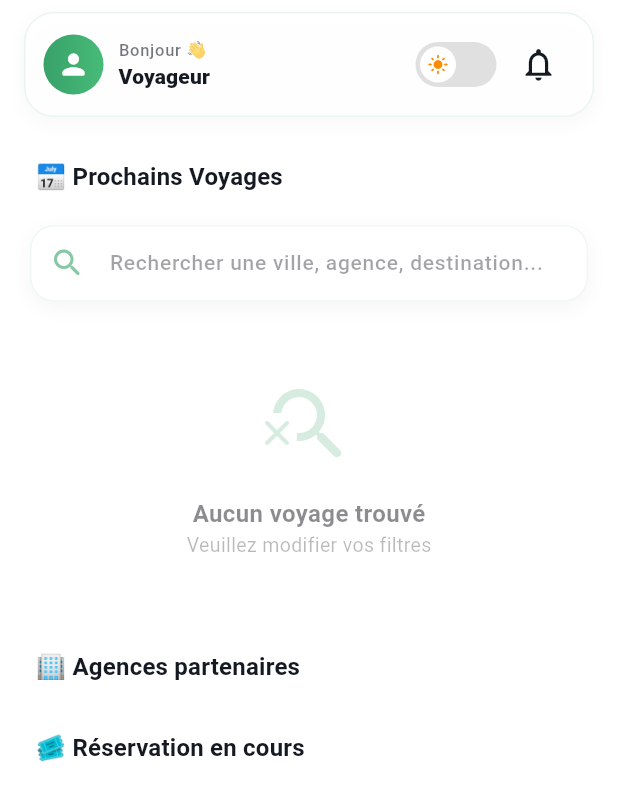
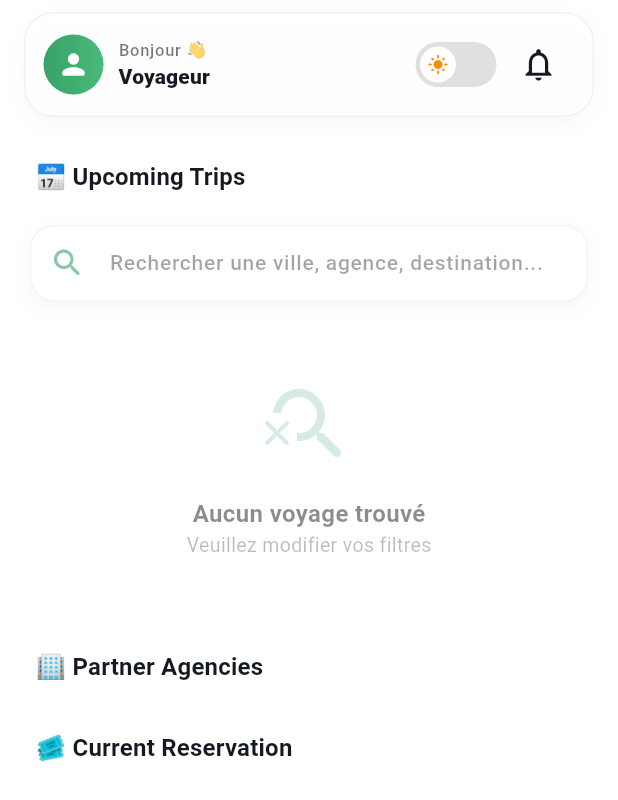
Before and after one commit to Blackcodeur2/gev_flutter, a Flutter app: the HomePage screen opened directly, on a phone screen of 412 x 824 dp. Shown: the top 800 px of the screen. Run offline on Flutter 3.47's test engine with Material 3 defaults, Android fonts, the phone set to English and light mode, and no system bars; our stand-ins replace app_links, carousel_slider, dio, file_picker, flutter_riverpod, flutter_secure_storage and 8 more; accounts and stored records are empty; network calls fail.

Commit message:
internationnalisation home

```diff
--- a/lib/app/screens/home/categorie.dart
+++ b/lib/app/screens/home/categorie.dart
@@ -1,4 +1,5 @@
 import 'package:flutter/material.dart';
+import 'package:camer_trip/l10n/app_localizations.dart';
 
 class CategoryItem extends StatelessWidget {
   final IconData icon;
@@ -15,9 +16,10 @@ class CategoryItem extends StatelessWidget {
   Widget build(BuildContext context) {
     return InkWell(
       onTap: () {
+        final localizations = AppLocalizations.of(context);
         ScaffoldMessenger.of(context).showSnackBar(
           SnackBar(
-            content: Text('Filtre par type de trajet "$label" bientôt disponible ! 🚌'),
+            content: Text(localizations?.filterTypeTripComingSoon(label) ?? 'Filtre par type de trajet "$label" bientôt disponible ! 🚌'),
             behavior: SnackBarBehavior.floating,
             duration: const Duration(seconds: 2),
           ),
--- a/lib/app/screens/home/home_page.dart
+++ b/lib/app/screens/home/home_page.dart
@@ -16,6 +16,7 @@ import 'package:camer_trip/app/services/providers.dart';
 import 'package:camer_trip/app/services/trip_filter_provider.dart';
 import 'package:flutter/material.dart';
 import 'package:flutter_riverpod/flutter_riverpod.dart';
+import 'package:camer_trip/l10n/app_localizations.dart';
 
 class HomePage extends ConsumerStatefulWidget {
   const HomePage({super.key});
@@ -54,6 +55,7 @@ class _HomePageState extends ConsumerState<HomePage>
   Widget build(BuildContext context) {
     final theme = Theme.of(context);
     final cs = theme.colorScheme;
+    final localizations = AppLocalizations.of(context);
     final userAsync = ref.watch(currentUserProvider);
     final promosAsync = ref.watch(promosProvider);
     final agencesAsync = ref.watch(agencesProvider);
@@ -91,7 +93,7 @@ class _HomePageState extends ConsumerState<HomePage>
 
                 SliverToBoxAdapter(
                   child: SectionTitle(
-                    title: '📅 Prochains Voyages',
+                    title: localizations?.upcomingTripsTitle ?? '📅 Prochains Voyages',
                     action: '',
                   ),
                 ),
@@ -100,7 +102,7 @@ class _HomePageState extends ConsumerState<HomePage>
 
                 SliverToBoxAdapter(
                   child: SectionTitle(
-                    title: '🏢 Agences partenaires',
+                    title: localizations?.partnerAgenciesTitle ?? '🏢 Agences partenaires',
                     action: '',
                   ),
                 ),
@@ -112,7 +114,7 @@ class _HomePageState extends ConsumerState<HomePage>
 
                 SliverToBoxAdapter(
                   child: SectionTitle(
-                    title: '🎟️ Réservation en cours',
+                    title: localizations?.currentReservationsTitle ?? '🎟️ Réservation en cours',
                     action: '',
                   ),
                 ),
--- a/lib/app/screens/home/list_agence.dart
+++ b/lib/app/screens/home/list_agence.dart
@@ -3,6 +3,7 @@ import 'package:camer_trip/app/config/const_config.dart';
 import 'package:camer_trip/app/models/ag_model.dart';
 import 'package:flutter/material.dart';
 import 'package:go_router/go_router.dart';
+import 'package:camer_trip/l10n/app_localizations.dart';
 
 class AgenceListItem extends StatelessWidget {
   final Agence agence;
@@ -83,7 +84,7 @@ class AgenceListItem extends StatelessWidget {
                       ),
                       const SizedBox(height: 2),
                       Text(
-                        '${agence.stations.length} gares • Réseau National',
+                        AppLocalizations.of(context)?.stationsCountNational(agence.stations.length) ?? '${agence.stations.length} gares • Réseau National',
                         style: TextStyle(
                           fontSize: 12,
                           color: cs.onSurface.withOpacity(0.5),
--- a/lib/l10n/app_localizations.dart
+++ b/lib/l10n/app_localizations.dart
@@ -673,6 +673,102 @@ abstract class AppLocalizations {
   /// In en, this message translates to:
   /// **'Change email'**
   String get changeEmail;
+
+  /// No description provided for @emailVerifiedViaLink.
+  ///
+  /// In en, this message translates to:
+  /// **'Email successfully verified via link!'**
+  String get emailVerifiedViaLink;
+
+  /// No description provided for @invalidLink.
+  ///
+  /// In en, this message translates to:
+  /// **'Invalid link'**
+  String get invalidLink;
+
+  /// No description provided for @emailVerifiedSuccess.
+  ///
+  /// In en, this message translates to:
+  /// **'Email successfully verified!'**
+  String get emailVerifiedSuccess;
+
+  /// No description provided for @invalidCode.
+  ///
+  /// In en, this message translates to:
+  /// **'Invalid code'**
+  String get invalidCode;
+
+  /// No description provided for @codeResent.
+  ///
+  /// In en, this message translates to:
+  /// **'Code resent'**
+  String get codeResent;
+
+  /// No description provided for @verificationTitle.
+  ///
+  /// In en, this message translates to:
+  /// **'Verification'**
+  String get verificationTitle;
+
+  /// No description provided for @checkYourInbox.
+  ///
+  /// In en, this message translates to:
+  /// **'Check your inbox'**
+  String get checkYourInbox;
+
+  /// No description provided for @codeSentMessage.
+  ///
+  /// In en, this message translates to:
+  /// **'We sent a verification code to {email}. Please enter it below.'**
+  String codeSentMessage(String email);
+
+  /// No description provided for @verificationCodeLabel.
+  ///
+  /// In en, this message translates to:
+  /// **'Verification code'**
+  String get verificationCodeLabel;
+
+  /// No description provided for @verifyBtn.
+  ///
+  /// In en, this message translates to:
+  /// **'Verify'**
+  String get verifyBtn;
+
+  /// No description provided for @resendCodeInstructions.
+  ///
+  /// In en, this message translates to:
+  /// **'I didn\'t receive a code. Resend.'**
+  String get resendCodeInstructions;
+
+  /// No description provided for @upcomingTripsTitle.
+  ///
+  /// In en, this message translates to:
+  /// **'📅 Upcoming Trips'**
+  String get upcomingTripsTitle;
+
+  /// No description provided for @partnerAgenciesTitle.
+  ///
+  /// In en, this message translates to:
+  /// **'🏢 Partner Agencies'**
+  String get partnerAgenciesTitle;
+
+  /// No description provided for @currentReservationsTitle.
+  ///
+  /// In en, this message translates to:
+  /// **'🎟️ Current Reservation'**
+  String get currentReservationsTitle;
+
+  /// No description provided for @filterTypeTripComingSoon.
+  ///
+  /// In en, this message translates to:
+  /// **'Filter by trip type \"{label}\" coming soon! 🚌'**
+  String filterTypeTripComingSoon(String label);
+
+  /// No description provided for @stationsCountNational.
+  ///
+  /// In en, this message translates to:
+  /// **'{count} stations • National Network'**
+  String stationsCountNational(int count);
 }
 
 class _AppLocalizationsDelegate
```
Also changed, not shown: lib/l10n/app_localizations_en.dart (+54 -0 lines), lib/l10n/app_localizations_fr.dart (+54 -0 lines).
